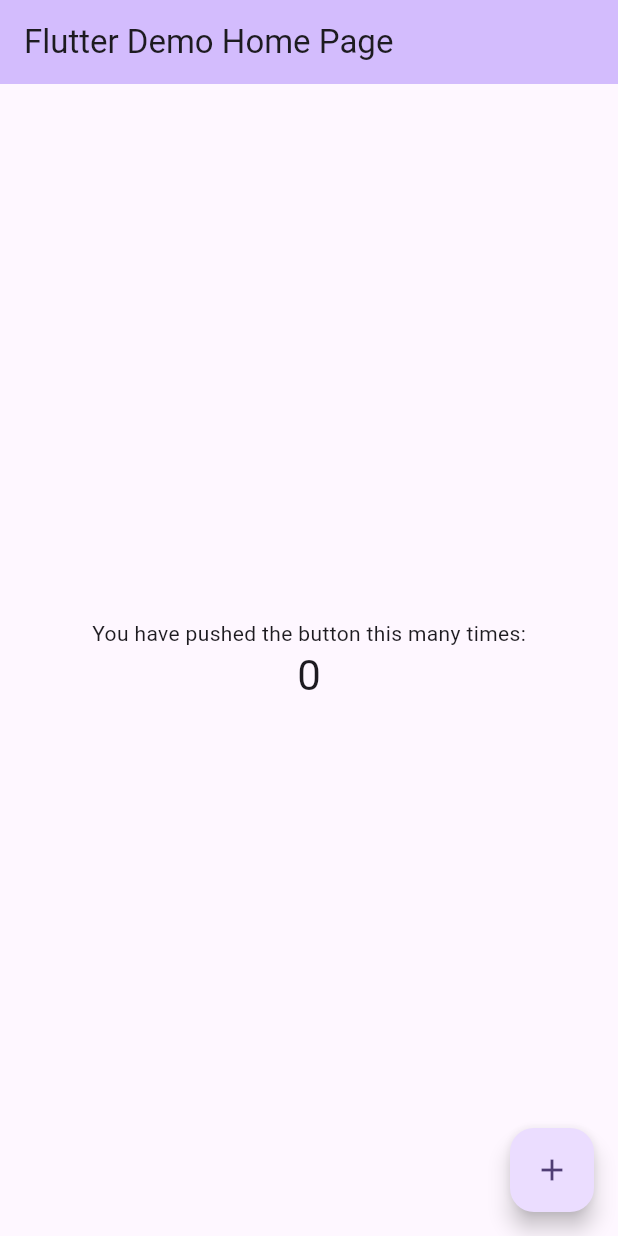
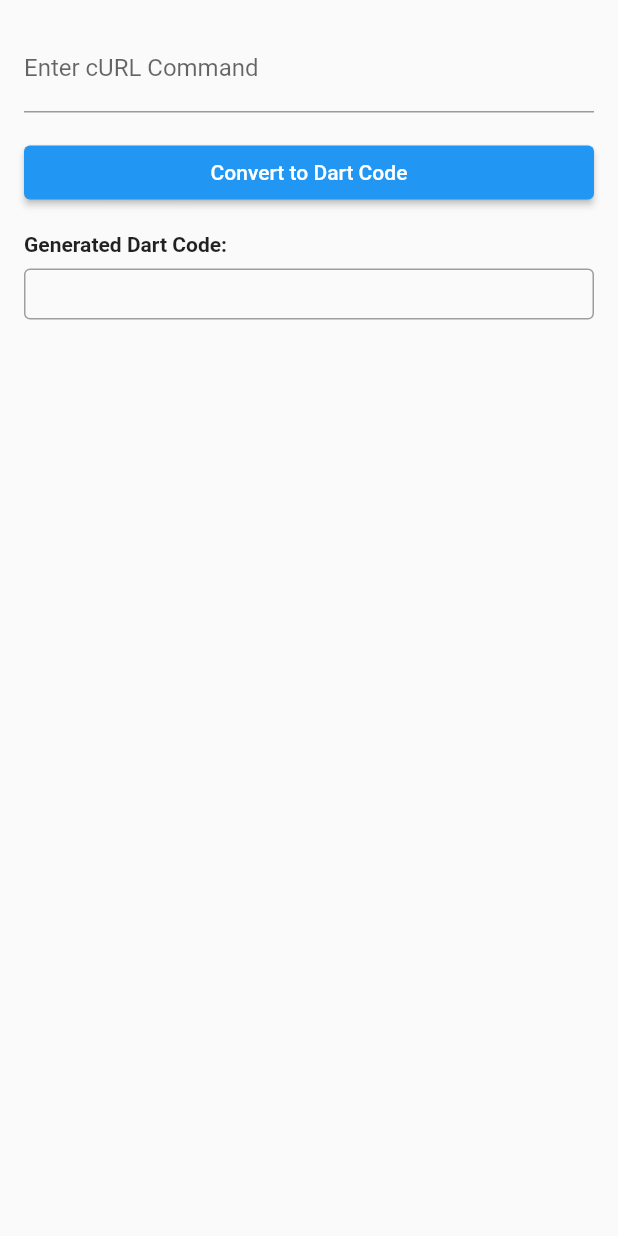
Before and after one commit to ahyangnb/q1_tool_for_flutter, a Flutter app: the screen it shows after launch, on a phone screen of 412 x 824 dp. Run offline on Flutter 3.47's test engine with Material 2 defaults, Android fonts, the light colour scheme and no system bars; missing offline and left inert: dart_style.

Commit message:
request model generate

```diff
--- a/lib/main.dart
+++ b/lib/main.dart
@@ -1,125 +1,190 @@
+import 'package:dart_style/dart_style.dart';
 import 'package:flutter/material.dart';
 
 void main() {
-  runApp(const MyApp());
+  runApp(MyApp());
 }
 
 class MyApp extends StatelessWidget {
-  const MyApp({super.key});
-
-  // This widget is the root of your application.
   @override
   Widget build(BuildContext context) {
     return MaterialApp(
-      title: 'Flutter Demo',
+      title: 'cURL to Dart Tool',
       theme: ThemeData(
-        // This is the theme of your application.
-        //
-        // TRY THIS: Try running your application with "flutter run". You'll see
-        // the application has a blue toolbar. Then, without quitting the app,
-        // try changing the seedColor in the colorScheme below to Colors.green
-        // and then invoke "hot reload" (save your changes or press the "hot
-        // reload" button in a Flutter-supported IDE, or press "r" if you used
-        // the command line to start the app).
-        //
-        // Notice that the counter didn't reset back to zero; the application
-        // state is not lost during the reload. To reset the state, use hot
-        // restart instead.
-        //
-        // This works for code too, not just values: Most code changes can be
-        // tested with just a hot reload.
-        colorScheme: ColorScheme.fromSeed(seedColor: Colors.deepPurple),
-        useMaterial3: true,
+        primarySwatch: Colors.blue,
       ),
-      home: const MyHomePage(title: 'Flutter Demo Home Page'),
+      home: CurlToDartConverter(),
     );
   }
 }
 
-class MyHomePage extends StatefulWidget {
-  const MyHomePage({super.key, required this.title});
+class CurlToDartConverter extends StatefulWidget {
+  @override
+  _CurlToDartConverterState createState() => _CurlToDartConverterState();
+}
 
-  // This widget is the home page of your application. It is stateful, meaning
-  // that it has a State object (defined below) that contains fields that affect
-  // how it looks.
+class _CurlToDartConverterState extends State<CurlToDartConverter> {
+  String curlCommand = '';
+  String generatedDartCode = '';
 
-  // This class is the configuration for the state. It holds the values (in this
-  // case the title) provided by the parent (in this case the App widget) and
-  // used by the build method of the State. Fields in a Widget subclass are
-  // always marked "final".
+  String _getRequestMethod() {
+    // Extract the request method from the cURL command
+    // Example: -X POST -> POST
+    final RegExp methodRegex = RegExp(r"-X ([A-Z]+)");
+    final match = methodRegex.firstMatch(curlCommand);
+    return match?.group(1)?.toUpperCase() ?? 'GET';
+  }
 
-  final String title;
+  String capitalizeFirstLetter(String input) {
+    if (input.isEmpty) return input;
+
+    return input[0].toUpperCase() + input.substring(1);
+  }
+
+  String lowercaseFirstLetter(String input) {
+    if (input.isEmpty) return input;
+
+    return input[0].toLowerCase() + input.substring(1);
+  }
+
+  String _generateClassName(String baseUrl, String methodLowerStr) {
+    Uri uri = Uri.parse(baseUrl);
+
+    // Define a regular expression pattern to match the desired part
+    RegExp regex = RegExp(r'/([^/]+)/([^/]+)/([^/]+)/([^/]+)$');
+
+    RegExpMatch regExpMatch = regex.firstMatch(uri.path)!;
+
+    // Use the first capturing group from the matched result
+    String extractedPart =
+        "${capitalizeFirstLetter(regExpMatch.group(2)!)}${capitalizeFirstLetter(regExpMatch.group(3)!)}";
+
+    return capitalizeFirstLetter(methodLowerStr) + extractedPart;
+  }
+
+  bool pathContainsParam(String path) {
+    RegExp paramPattern = RegExp(
+        r'/[a-f\d-]+$'); // Match UUID-like strings at the end of the path
+    return paramPattern.hasMatch(path);
+  }
+
+  String extractParamValueFromPath(String path) {
+    RegExp paramPattern = RegExp(
+        r'/([a-f\d-]+)$'); // Match and capture UUID-like strings at the end of the path
+    Match? match = paramPattern.firstMatch(path);
+    return match?.group(1) ?? 'No param found';
+  }
+
+  void convertToDartCode() {
+    final RegExp urlRegex = RegExp(r"'(https?://[^']+)'");
+    final RegExp dataRegex = RegExp(r"--data-raw '([^']*)'");
+
+    final RegExpMatch? urlMatch = urlRegex.firstMatch(curlCommand);
+    if (urlMatch == null) {
+      print("urlMatch == null");
+      return;
+    }
+
+    final String baseUrl = urlMatch.group(1)!;
+    final String methodLowerStr = _getRequestMethod().toLowerCase();
+
+    final String className = _generateClassName(baseUrl, methodLowerStr);
+    Uri uri = Uri.parse(baseUrl);
+    String path = uri.path;
+
+    final bool paramFromPath = pathContainsParam(path);
+    if (paramFromPath) {
+      path = "${path.replaceAll(extractParamValueFromPath(path), "")}\$id";
+    }
+
+    final Map<String, dynamic> data = {};
+
+    print("data::${data.toString()}");
+
+    dataRegex.allMatches(curlCommand).forEach((match) {
+      data['data'] = match.group(1)!;
+    });
+    final String requestModelName = '${className}RequestModel';
+
+    final String generatedCode = '''
+class $requestModelName extends BaseRequest {
+  ${paramFromPath ? "final String id;" : ""}
+
+  $requestModelName(${paramFromPath ? "this.id," : ""});
 
   @override
-  State<MyHomePage> createState() => _MyHomePageState();
+  String url() => '$path';${data.isEmpty ? "" : """
+
+  @override
+  Map<String, dynamic> toJson() {
+    return {};
+  }"""}
 }
 
-class _MyHomePageState extends State<MyHomePage> {
-  int _counter = 0;
+Future<ResponseModel> ${lowercaseFirstLetter(className)}(BuildContext? context,{${paramFromPath ? "required final String id," : ""}}) async {
+  return $requestModelName(${paramFromPath?"id":""}).sendApiAction(context, reqType: ReqType.$methodLowerStr)
+      .then((rep) {
+    // Parse the response using appropriate logic
+    // Replace with your code to handle the response
+    return ResponseModel.fromSuccess(rep);
+  }).catchError((e) {
+    return throwError(e);
+  }).onError((error, stackTrace) {
+    return onError(error, stackTrace);
+  });
+}
+''';
 
-  void _incrementCounter() {
+    DartFormatter formatter = DartFormatter();
     setState(() {
-      // This call to setState tells the Flutter framework that something has
-      // changed in this State, which causes it to rerun the build method below
-      // so that the display can reflect the updated values. If we changed
-      // _counter without calling setState(), then the build method would not be
-      // called again, and so nothing would appear to happen.
-      _counter++;
+      generatedDartCode = formatter.format(generatedCode);
     });
   }
 
   @override
   Widget build(BuildContext context) {
-    // This method is rerun every time setState is called, for instance as done
-    // by the _incrementCounter method above.
-    //
-    // The Flutter framework has been optimized to make rerunning build methods
-    // fast, so that you can just rebuild anything that needs updating rather
-    // than having to individually change instances of widgets.
     return Scaffold(
-      appBar: AppBar(
-        // TRY THIS: Try changing the color here to a specific color (to
-        // Colors.amber, perhaps?) and trigger a hot reload to see the AppBar
-        // change color while the other colors stay the same.
-        backgroundColor: Theme.of(context).colorScheme.inversePrimary,
-        // Here we take the value from the MyHomePage object that was created by
-        // the App.build method, and use it to set our appbar title.
-        title: Text(widget.title),
-      ),
-      body: Center(
-        // Center is a layout widget. It takes a single child and positions it
-        // in the middle of the parent.
-        child: Column(
-          // Column is also a layout widget. It takes a list of children and
-          // arranges them vertically. By default, it sizes itself to fit its
-          // children horizontally, and tries to be as tall as its parent.
-          //
-          // Column has various properties to control how it sizes itself and
-          // how it positions its children. Here we use mainAxisAlignment to
-          // center the children vertically; the main axis here is the vertical
-          // axis because Columns are vertical (the cross axis would be
-          // horizontal).
-          //
-          // TRY THIS: Invoke "debug painting" (choose the "Toggle Debug Paint"
-          // action in the IDE, or press "p" in the console), to see the
-          // wireframe for each widget.
-          mainAxisAlignment: MainAxisAlignment.center,
-          children: <Widget>[
-            const Text(
-              'You have pushed the button this many times:',
-            ),
-            Text(
-              '$_counter',
-              style: Theme.of(context).textTheme.headlineMedium,
-            ),
-          ],
+      body: SingleChildScrollView(
+        child: Padding(
+          padding: const EdgeInsets.all(16.0),
+          child: Column(
+            crossAxisAlignment: CrossAxisAlignment.stretch,
+            children: [
+              TextField(
+                onChanged: (value) {
+                  setState(() {
+                    curlCommand = value;
+                  });
+                },
+                decoration: InputDecoration(
+                  labelText: 'Enter cURL Command',
+                ),
+              ),
+              SizedBox(height: 16),
+              ElevatedButton(
+                onPressed: () {
+                  convertToDartCode();
+                },
+                child: Text('Convert to Dart Code'),
+              ),
+              SizedBox(height: 16),
+              Text(
+                'Generated Dart Code:',
+                style: TextStyle(fontWeight: FontWeight.bold),
+              ),
+              SizedBox(height: 8),
+              Container(
+                padding: EdgeInsets.all(8),
+                decoration: BoxDecoration(
+                  border: Border.all(color: Colors.grey),
+                  borderRadius: BorderRadius.circular(4),
+                ),
+                child: SelectableText(generatedDartCode),
+              ),
+            ],
+          ),
         ),
       ),
-      floatingActionButton: FloatingActionButton(
-        onPressed: _incrementCounter,
-        tooltip: 'Increment',
-        child: const Icon(Icons.add),
-      ), // This trailing comma makes auto-formatting nicer for build methods.
     );
   }
 }
--- a/pubspec.yaml
+++ b/pubspec.yaml
@@ -30,6 +30,7 @@ environment:
 dependencies:
   flutter:
     sdk: flutter
+  dart_style: ^2.2.0
 
 
   # The following adds the Cupertino Icons font to your application.
```
Also changed, not shown: pubspec.lock, 1 other file.
